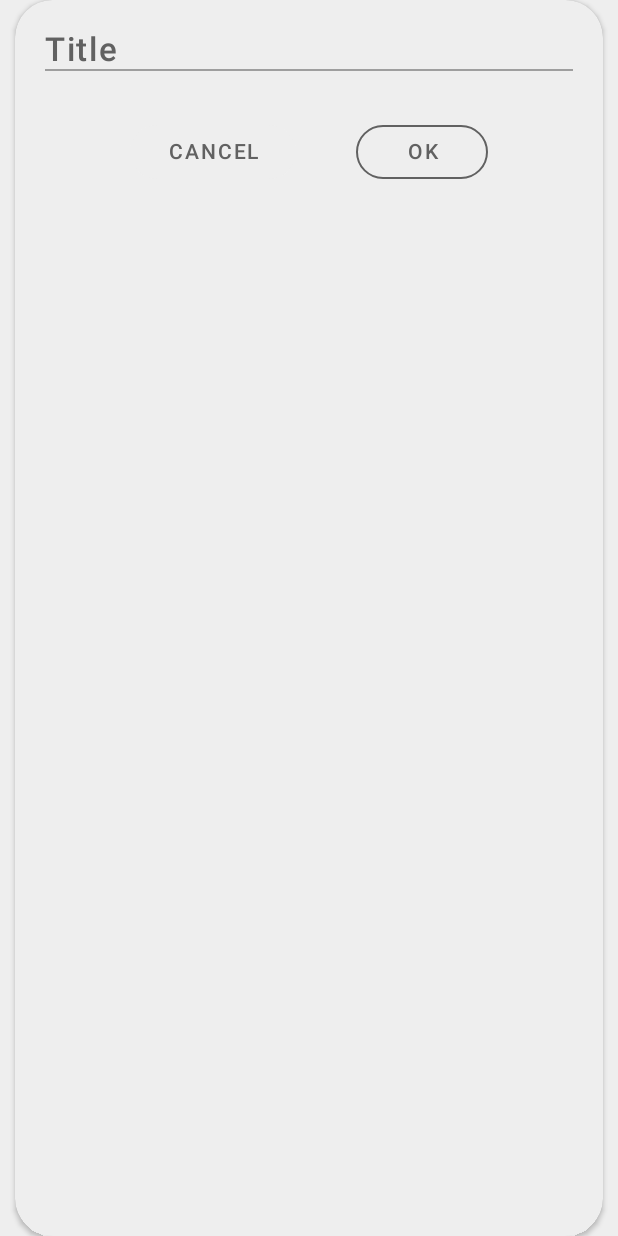
After one commit to Codemitry/QRing, an Android app: the layout fragment_dialog.xml on its own in the app's theme, with its tools: preview values and no code run, on a phone screen of 412 x 824 dp. The commit adds this screen. Run offline under Robolectric (Android 15) with nearby library versions, the phone set to English and light mode, and no system bars.

Commit message:
Added dialog on "create" button in menu click to prevent unexpected refreshing

```diff
--- a/app/src/main/java/com/codemitry/scanme/ui/create/CreateQRFragment.kt
+++ b/app/src/main/java/com/codemitry/scanme/ui/create/CreateQRFragment.kt
@@ -209,4 +209,8 @@ class CreateQRFragment : Fragment() {
         else -> error("Unreachable situation")
     }
 
+    fun anyDataEntered(): Boolean {
+        return qrFormat != null
+    }
+
 }
--- a/app/src/main/java/com/codemitry/scanme/ui/create/GeneratedQRCodeFragment.kt
+++ b/app/src/main/java/com/codemitry/scanme/ui/create/GeneratedQRCodeFragment.kt
@@ -32,7 +32,7 @@ class GeneratedQRCodeFragment(val qrCode: Bitmap) : BottomSheetDialogFragment()
 
     override fun onCreate(savedInstanceState: Bundle?) {
         super.onCreate(savedInstanceState)
-        setStyle(STYLE_NORMAL, R.style.CustomBottomSheetDialogTheme);
+        setStyle(STYLE_NORMAL, R.style.CustomBottomSheetDialogTheme)
     }
 
     override fun onCreateView(inflater: LayoutInflater, container: ViewGroup?, savedInstanceState: Bundle?): View? {
--- /dev/null
+++ b/app/src/main/res/layout/fragment_dialog.xml
@@ -0,0 +1,57 @@
+<?xml version="1.0" encoding="utf-8"?>
+<androidx.cardview.widget.CardView xmlns:android="http://schemas.android.com/apk/res/android"
+    xmlns:tools="http://schemas.android.com/tools"
+    style="@style/Card"
+    android:layout_width="match_parent"
+    android:layout_height="match_parent">
+
+    <LinearLayout
+        android:layout_width="match_parent"
+        android:layout_height="wrap_content"
+        android:orientation="vertical"
+        android:padding="20dp">
+
+
+        <TextView
+            android:id="@+id/textView1"
+            style="@style/Text"
+            android:layout_width="wrap_content"
+            android:layout_height="wrap_content"
+            tools:text="Title" />
+
+        <View
+            android:id="@+id/divider"
+            android:layout_width="match_parent"
+            android:layout_height="1dp"
+            android:layout_marginBottom="30dp"
+            android:background="@color/gray_500" />
+
+        <LinearLayout
+            android:layout_width="wrap_content"
+            android:layout_height="wrap_content"
+
+            android:layout_gravity="center_horizontal"
+
+            android:gravity="center_horizontal"
+            android:orientation="horizontal">
+
+            <Button
+                android:id="@+id/btnNo"
+                style="@style/Button.TextButton"
+                android:layout_width="wrap_content"
+                android:layout_height="wrap_content"
+                android:layout_marginEnd="40dp"
+                android:text="@android:string/cancel" />
+
+            <Button
+                android:id="@+id/btnYes"
+                style="@style/Button.Outlined"
+                android:layout_width="wrap_content"
+                android:layout_height="wrap_content"
+                android:text="@android:string/ok" />
+        </LinearLayout>
+
+    </LinearLayout>
+
+
+</androidx.cardview.widget.CardView>
--- a/app/src/main/res/values/strings.xml
+++ b/app/src/main/res/values/strings.xml
@@ -82,5 +82,6 @@
     <string name="country">Country</string>
     <string name="city">City</string>
     <string name="street">Street</string>
+    <string name="clear_all_entered_data">Clear all entered data?</string>
 
 </resources>
```
Also changed, not shown: app/src/main/java/com/codemitry/scanme/ui/Dialog.kt (added, +70 -0 lines), app/src/main/java/com/codemitry/scanme/ui/MainActivity.kt (+7 -1 lines), 1 other file.
